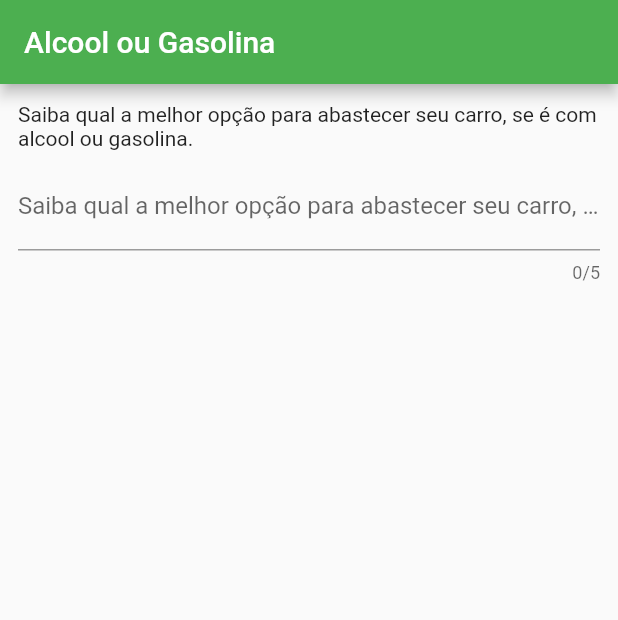
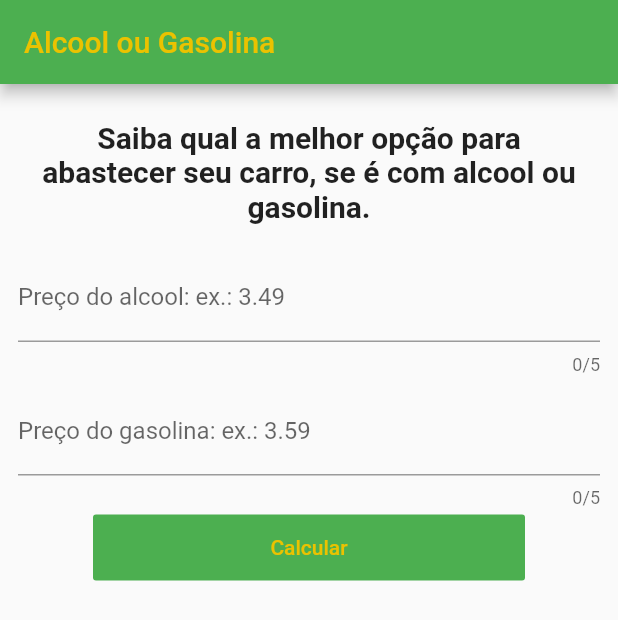
Before and after one commit to salllgado/alcoolougasolina, a Flutter app: the screen it shows after launch, on a phone screen of 412 x 824 dp. Shown: the top 620 px of the screen. Run offline on Flutter 3.47's test engine with Material 2 defaults, Android fonts, the phone set to English and light mode, and no system bars.

Commit message:
feat: add HEX extension and handler gesture to dismiss

```diff
--- /dev/null
+++ b/lib/ColorsExtension.dart
@@ -0,0 +1,13 @@
+import 'package:flutter/material.dart';
+
+class HexColor extends Color {
+  static int _getColorFromHex(String hexColor) {
+    hexColor = hexColor.toUpperCase().replaceAll("#", "");
+    if (hexColor.length == 6) {
+      hexColor = "FF" + hexColor;
+    }
+    return int.parse(hexColor, radix: 16);
+  }
+
+  HexColor(final String hexColor) : super(_getColorFromHex(hexColor));
+}
--- a/lib/Strings.dart
+++ b/lib/Strings.dart
@@ -3,4 +3,5 @@ class Strings {
   static const String main_screen_subtitle = "Saiba qual a melhor opção para abastecer seu carro, se é com alcool ou gasolina.";
   static const String main_alcool_placeholder = "Preço do alcool: ex.: 3.49";
   static const String main_gasolina_placeholder = "Preço do gasolina: ex.: 3.59";
+  static const String main_button_action = "Calcular";
 }
--- a/lib/main.dart
+++ b/lib/main.dart
@@ -1,5 +1,6 @@
 import 'package:flutter/material.dart';
 import 'Strings.dart';
+import 'ColorsExtension.dart';
 
 void main() {
   runApp(MaterialApp(
@@ -20,27 +21,59 @@ class _MainPageState extends State<MainPage> {
   // setup gasolina controller
   TextEditingController _gasolinaEditingController = TextEditingController();
 
+  void handlerButtonTapped() {
+    print(_gasolinaEditingController.text);
+  }
+
+  void handlerText(String text) {
+//    if (text.length > 3) {
+//      if (text.contains('.') == false ) {
+//        _gasolinaEditingController.text = '.$text';
+//      }
+//    }
+  }
+
   @override
   Widget build(BuildContext context) {
     return Scaffold(
       appBar: AppBar(
-          title: Text(Strings.main_screen_title),
+          title: Text(
+            Strings.main_screen_title,
+            style: TextStyle(
+              color: HexColor("ebc200")
+            ),
+          ),
           backgroundColor: Colors.green
       ),
       body: Container(
+        child: GestureDetector(
+          onTap: (){
+            FocusScope.of(context).requestFocus(new FocusNode());
+          },
+          child: Container(
             child: SingleChildScrollView(
               padding: EdgeInsets.all(8),
               child: Column(
                 children: <Widget>[
                   Padding(
-                padding: EdgeInsets.all(4),
-                child: Text(Strings.main_screen_subtitle),
+                    padding: EdgeInsets.all(16),
+                    child: Text(
+                      Strings.main_screen_subtitle,
+                      textAlign: TextAlign.center,
+                      style: TextStyle(
+                          fontWeight: FontWeight.bold,
+                          fontSize: 20
+                      ),
+                    ),
                   ),
                   Padding(
                     padding: EdgeInsets.all(4),
                     child: TextField(
                       decoration: InputDecoration(
-                      labelText: Strings.main_screen_subtitle
+                          labelText: Strings.main_alcool_placeholder,
+                          suffixStyle: TextStyle(
+                            fontSize: 16,
+                          )
                       ),
                       cursorColor: Colors.black,
                       maxLength: 5,
@@ -48,10 +81,40 @@ class _MainPageState extends State<MainPage> {
                       controller: _alcoolEditingController,
                     ),
                   ),
+                  Padding(
+                    padding: EdgeInsets.all(4),
+                    child: TextField(
+                      decoration: InputDecoration(
+                          labelText: Strings.main_gasolina_placeholder,
+                          suffixStyle: TextStyle(
+                            fontSize: 16,
+                          )
+                      ),
+                      cursorColor: Colors.black,
+                      maxLength: 5,
+                      keyboardType: TextInputType.number,
+                      maxLengthEnforced: true,
+                      onChanged: handlerText,
+                      controller: _gasolinaEditingController,
+                    ),
+                  ),
+                  SizedBox(
+                    height: 44,
+                    width: 288,
+                    child: FlatButton(
+                      child: Text(Strings.main_button_action),
+                      textColor: HexColor("ebc200"),
+                      color: Colors.green,
+                      textTheme: ButtonTextTheme.primary,
+                      onPressed: handlerButtonTapped,
+                    ),
+                  )
                 ],
               ),
             ),
           ),
+        ),
+      )
     );
   }
 }
```
Lines whose indentation alone changed are shown as unchanged.
